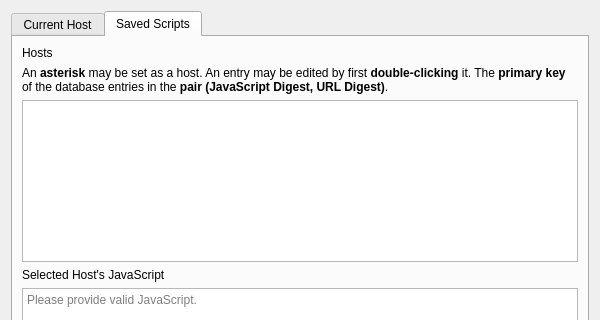
First picture: the form in UI/dooble_javascript.ui, repository textbrowser/dooble, before the edit; both pictures show x 0 to 600 and y 0 to 320 of the 600 by 500 pixel window.
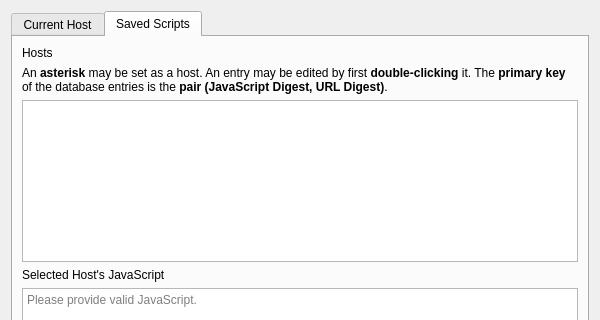
Second picture: the form after the edit. The open tabs and pages were chosen to show the change. Icons and pictures are not drawn.

```diff
--- a/UI/dooble_javascript.ui
+++ b/UI/dooble_javascript.ui
@@ -79,7 +79,7 @@
        <item>
         <widget class="QLabel" name="label_4">
          <property name="text">
-          <string>&lt;html&gt;&lt;head/&gt;&lt;body&gt;&lt;p&gt;An &lt;span style=&quot; font-weight:600;&quot;&gt;asterisk&lt;/span&gt; may be set as a host. An entry may be edited by first &lt;span style=&quot; font-weight:600;&quot;&gt;double-clicking&lt;/span&gt; it. The &lt;span style=&quot; font-weight:600;&quot;&gt;primary key&lt;/span&gt; of the database entries in the &lt;span style=&quot; font-weight:600;&quot;&gt;pair (JavaScript Digest, URL Digest)&lt;/span&gt;.&lt;/p&gt;&lt;/body&gt;&lt;/html&gt;</string>
+          <string>&lt;html&gt;&lt;head/&gt;&lt;body&gt;&lt;p&gt;An &lt;span style=&quot; font-weight:600;&quot;&gt;asterisk&lt;/span&gt; may be set as a host. An entry may be edited by first &lt;span style=&quot; font-weight:600;&quot;&gt;double-clicking&lt;/span&gt; it. The &lt;span style=&quot; font-weight:600;&quot;&gt;primary key&lt;/span&gt; of the database entries is the &lt;span style=&quot; font-weight:600;&quot;&gt;pair (JavaScript Digest, URL Digest)&lt;/span&gt;.&lt;/p&gt;&lt;/body&gt;&lt;/html&gt;</string>
          </property>
          <property name="wordWrap">
           <bool>true</bool>
```
